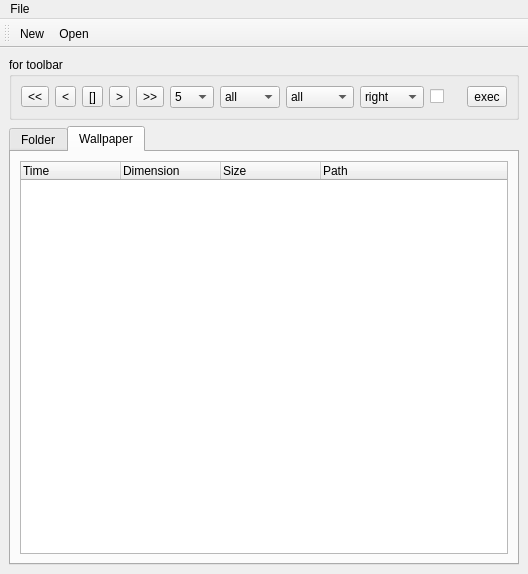
Before: the Qt Designer form resources/form.ui in sanami/qt-wallpaper, drawn with Qt 5.
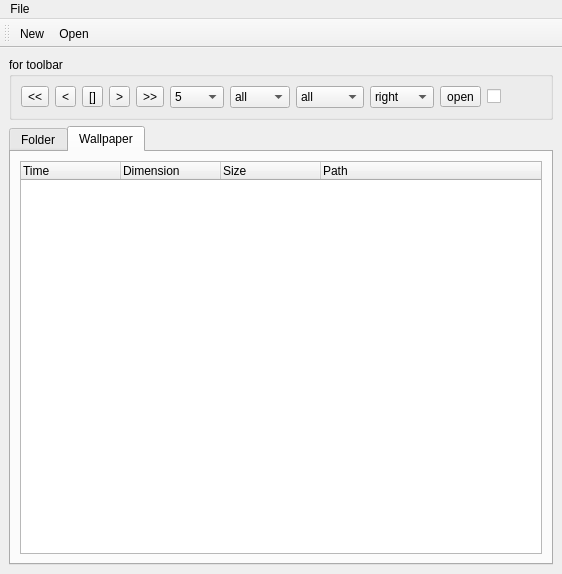
After: the same form once the commit is applied. Icons and pictures are not drawn.

```diff
--- a/resources/form.ui
+++ b/resources/form.ui
@@ -6,7 +6,7 @@
    <rect>
     <x>0</x>
     <y>0</y>
-    <width>528</width>
+    <width>562</width>
     <height>574</height>
    </rect>
   </property>
@@ -132,6 +132,13 @@
          </item>
         </widget>
        </item>
+       <item>
+        <widget class="QToolButton" name="toolButton_4">
+         <property name="text">
+          <string>open</string>
+         </property>
+        </widget>
+       </item>
        <item>
         <widget class="QCheckBox" name="checkBox">
          <property name="text">
@@ -139,13 +146,6 @@
          </property>
         </widget>
        </item>
-       <item>
-        <widget class="QToolButton" name="toolButton_4">
-         <property name="text">
-          <string>exec</string>
-         </property>
-        </widget>
-       </item>
       </layout>
      </widget>
     </item>
@@ -225,8 +225,8 @@
     <rect>
      <x>0</x>
      <y>0</y>
-     <width>528</width>
-     <height>30</height>
+     <width>562</width>
+     <height>25</height>
     </rect>
    </property>
    <widget class="QMenu" name="menuFile">
```
